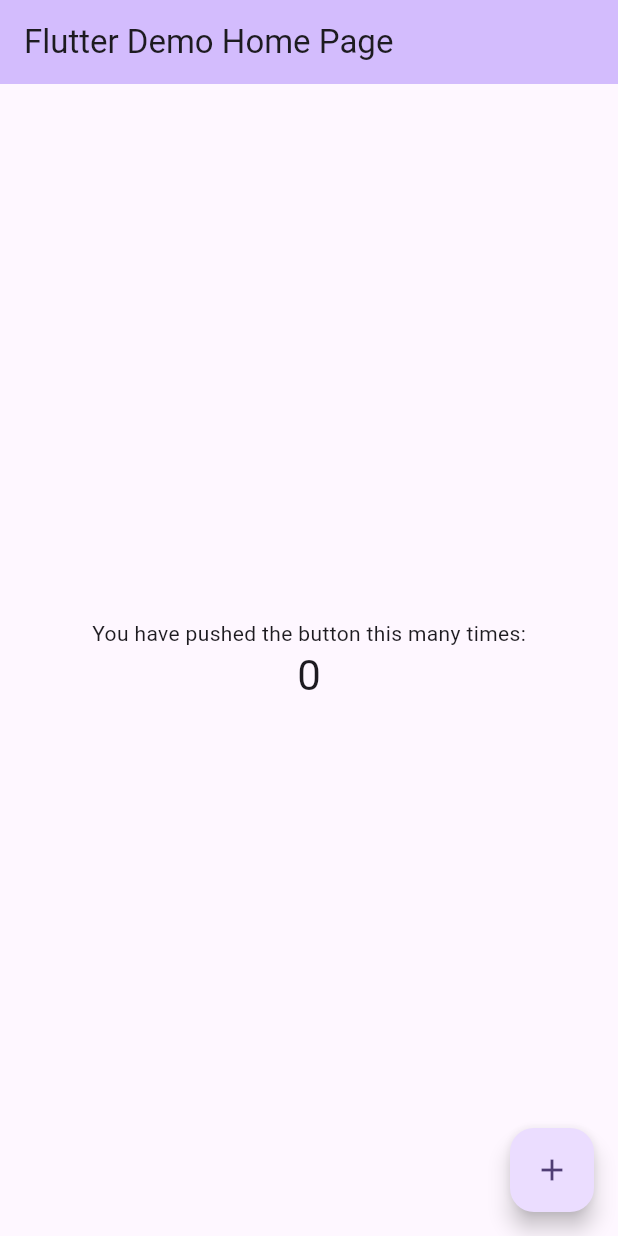
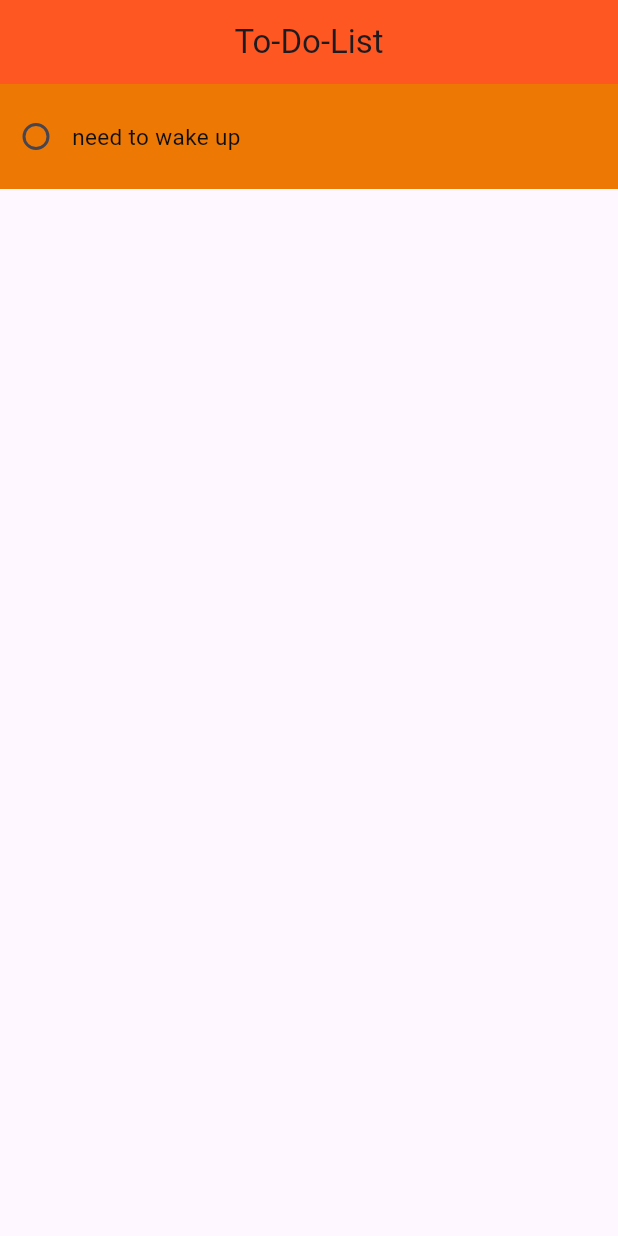
Before and after one commit to Messy-guy/to-do-list-simple-, a Flutter app: the screen it shows after launch, on a phone screen of 412 x 824 dp. Run offline on Flutter 3.47's test engine with Material 3 defaults, Android fonts, the phone set to English and light mode, and no system bars.

Commit message:
demo of todolist

```diff
--- /dev/null
+++ b/lib/Text.dart
@@ -0,0 +1,19 @@
+// ignore_for_file: unused_import
+import 'package:flutter/material.dart';
+import 'package:to_do_list/Text.dart';
+import 'package:to_do_list/todotile.dart';
+import 'ToDoList.dart';
+
+class MyText extends StatelessWidget {
+   MyText({super.key,required this.Title,this.size=15, this.color=const Color.fromARGB(255, 15, 15, 15), required this.check});
+
+  String Title;
+  double? size;
+  Color? color;
+  bool check;
+
+  @override
+  Widget build(BuildContext context) {
+    return Text(Title,style: TextStyle(fontSize: size,color: color, decoration: check? TextDecoration.lineThrough : TextDecoration.none));
+  }
+}
--- /dev/null
+++ b/lib/ToDoList.dart
@@ -0,0 +1,47 @@
+import 'package:flutter/material.dart';
+import 'package:to_do_list/Text.dart';
+import 'package:to_do_list/todotile.dart';
+
+class ToDoList extends StatefulWidget {
+  const ToDoList({super.key});
+
+  @override
+  State<ToDoList> createState() => _ToDoListState();
+}
+
+class _ToDoListState extends State<ToDoList> {
+
+  bool isTracker =false;
+
+  void onChanged(){
+    setState(() {
+      if(isTracker==false){
+      isTracker = true;
+    }
+    else{
+      isTracker = false;
+    }
+    });
+  }
+
+  @override
+  Widget build(BuildContext context) {
+    return Scaffold(
+      appBar: AppBar(
+        title: Text('To-Do-List'),
+        centerTitle: true,
+        backgroundColor: Colors.deepOrange,
+      ),
+
+      body:Container(
+        child: Column(
+          children: [
+             ToDoTile(value: isTracker, onChanged:(p0) {
+               onChanged();
+             },),
+          ],
+        ),
+      ),
+    ) ;
+  }
+}
--- a/lib/main.dart
+++ b/lib/main.dart
@@ -1,125 +1,16 @@
 import 'package:flutter/material.dart';
-
-void main() {
-  runApp(const MyApp());
+import 'ToDoList.dart';
+void main(){
+  runApp(MyApp());
 }
 
 class MyApp extends StatelessWidget {
   const MyApp({super.key});
 
-  // This widget is the root of your application.
   @override
   Widget build(BuildContext context) {
     return MaterialApp(
-      title: 'Flutter Demo',
-      theme: ThemeData(
-        // This is the theme of your application.
-        //
-        // TRY THIS: Try running your application with "flutter run". You'll see
-        // the application has a purple toolbar. Then, without quitting the app,
-        // try changing the seedColor in the colorScheme below to Colors.green
-        // and then invoke "hot reload" (save your changes or press the "hot
-        // reload" button in a Flutter-supported IDE, or press "r" if you used
-        // the command line to start the app).
-        //
-        // Notice that the counter didn't reset back to zero; the application
-        // state is not lost during the reload. To reset the state, use hot
-        // restart instead.
-        //
-        // This works for code too, not just values: Most code changes can be
-        // tested with just a hot reload.
-        colorScheme: ColorScheme.fromSeed(seedColor: Colors.deepPurple),
-        useMaterial3: true,
-      ),
-      home: const MyHomePage(title: 'Flutter Demo Home Page'),
+      home: ToDoList(),
     );
   }
 }
-
-class MyHomePage extends StatefulWidget {
-  const MyHomePage({super.key, required this.title});
-
-  // This widget is the home page of your application. It is stateful, meaning
-  // that it has a State object (defined below) that contains fields that affect
-  // how it looks.
-
-  // This class is the configuration for the state. It holds the values (in this
-  // case the title) provided by the parent (in this case the App widget) and
-  // used by the build method of the State. Fields in a Widget subclass are
-  // always marked "final".
-
-  final String title;
-
-  @override
-  State<MyHomePage> createState() => _MyHomePageState();
-}
-
-class _MyHomePageState extends State<MyHomePage> {
-  int _counter = 0;
-
-  void _incrementCounter() {
-    setState(() {
-      // This call to setState tells the Flutter framework that something has
-      // changed in this State, which causes it to rerun the build method below
-      // so that the display can reflect the updated values. If we changed
-      // _counter without calling setState(), then the build method would not be
-      // called again, and so nothing would appear to happen.
-      _counter++;
-    });
-  }
-
-  @override
-  Widget build(BuildContext context) {
-    // This method is rerun every time setState is called, for instance as done
-    // by the _incrementCounter method above.
-    //
-    // The Flutter framework has been optimized to make rerunning build methods
-    // fast, so that you can just rebuild anything that needs updating rather
-    // than having to individually change instances of widgets.
-    return Scaffold(
-      appBar: AppBar(
-        // TRY THIS: Try changing the color here to a specific color (to
-        // Colors.amber, perhaps?) and trigger a hot reload to see the AppBar
-        // change color while the other colors stay the same.
-        backgroundColor: Theme.of(context).colorScheme.inversePrimary,
-        // Here we take the value from the MyHomePage object that was created by
-        // the App.build method, and use it to set our appbar title.
-        title: Text(widget.title),
-      ),
-      body: Center(
-        // Center is a layout widget. It takes a single child and positions it
-        // in the middle of the parent.
-        child: Column(
-          // Column is also a layout widget. It takes a list of children and
-          // arranges them vertically. By default, it sizes itself to fit its
-          // children horizontally, and tries to be as tall as its parent.
-          //
-          // Column has various properties to control how it sizes itself and
-          // how it positions its children. Here we use mainAxisAlignment to
-          // center the children vertically; the main axis here is the vertical
-          // axis because Columns are vertical (the cross axis would be
-          // horizontal).
-          //
-          // TRY THIS: Invoke "debug painting" (choose the "Toggle Debug Paint"
-          // action in the IDE, or press "p" in the console), to see the
-          // wireframe for each widget.
-          mainAxisAlignment: MainAxisAlignment.center,
-          children: <Widget>[
-            const Text(
-              'You have pushed the button this many times:',
-            ),
-            Text(
-              '$_counter',
-              style: Theme.of(context).textTheme.headlineMedium,
-            ),
-          ],
-        ),
-      ),
-      floatingActionButton: FloatingActionButton(
-        onPressed: _incrementCounter,
-        tooltip: 'Increment',
-        child: const Icon(Icons.add),
-      ), // This trailing comma makes auto-formatting nicer for build methods.
-    );
-  }
-}
--- /dev/null
+++ b/lib/todotile.dart
@@ -0,0 +1,30 @@
+import 'package:flutter/material.dart';
+import 'package:to_do_list/Text.dart';
+import 'package:to_do_list/todotile.dart';
+
+class ToDoTile extends StatelessWidget {
+   ToDoTile({super.key,required this.value,required this.onChanged,});
+
+  bool value;
+ void Function(bool?)? onChanged;
+  @override
+  Widget build(BuildContext context) {
+    return Container(
+      height: 70,
+      width: double.maxFinite,
+      color: const Color.fromARGB(255, 237, 121, 4),
+      child: Row(
+        children: [
+          Checkbox(
+            activeColor: Colors.blueGrey,
+            value: value, onChanged: onChanged,
+            shape: StadiumBorder(side: BorderSide()),
+          ),
+          Container(
+            child: MyText(Title: 'need to wake up',check: value,)
+          )
+        ],
+      ),
+    );
+  }
+}
```
Also changed, not shown: lib/checkbox.dart (added).
